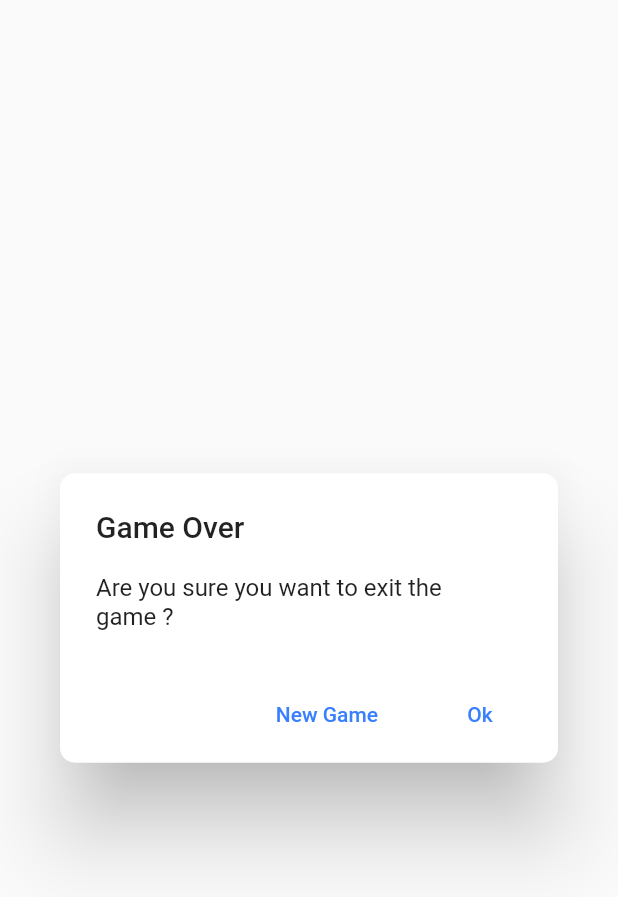
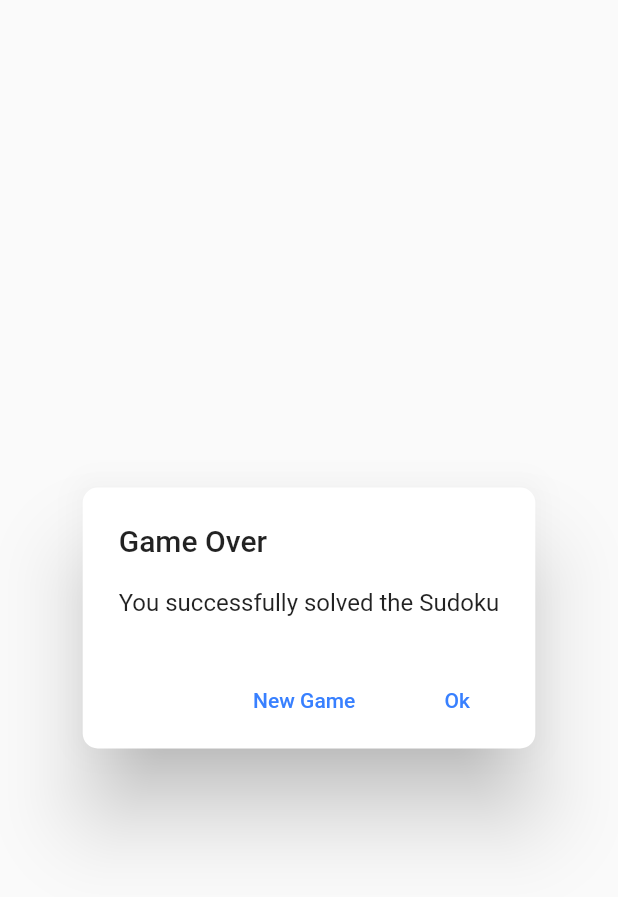
Before and after one commit to VarunS2002/Flutter-Sudoku, a Flutter app: the AlertGameOver widget shown alone on an empty page, opened directly, on a phone screen of 412 x 824 dp. Shown: the top 897 px of the screen. Run offline on Flutter 3.47's test engine with Material 2 defaults, Android fonts, the phone set to English and light mode, and no system bars; missing offline and left inert: flutter_speed_dial_material_design.

Commit message:
Fixed wrong game over alert message

```diff
--- a/sudoku/lib/Alerts.dart
+++ b/sudoku/lib/Alerts.dart
@@ -13,7 +13,7 @@ class AlertGameOver extends StatelessWidget {
       ),
       title: Text('Game Over'),
       content:
-      Text('Are you sure you want to exit the game ?'),
+      Text('You successfully solved the Sudoku'),
       actions: [
         FlatButton(
           textColor: MyApp.primaryColor,
```
